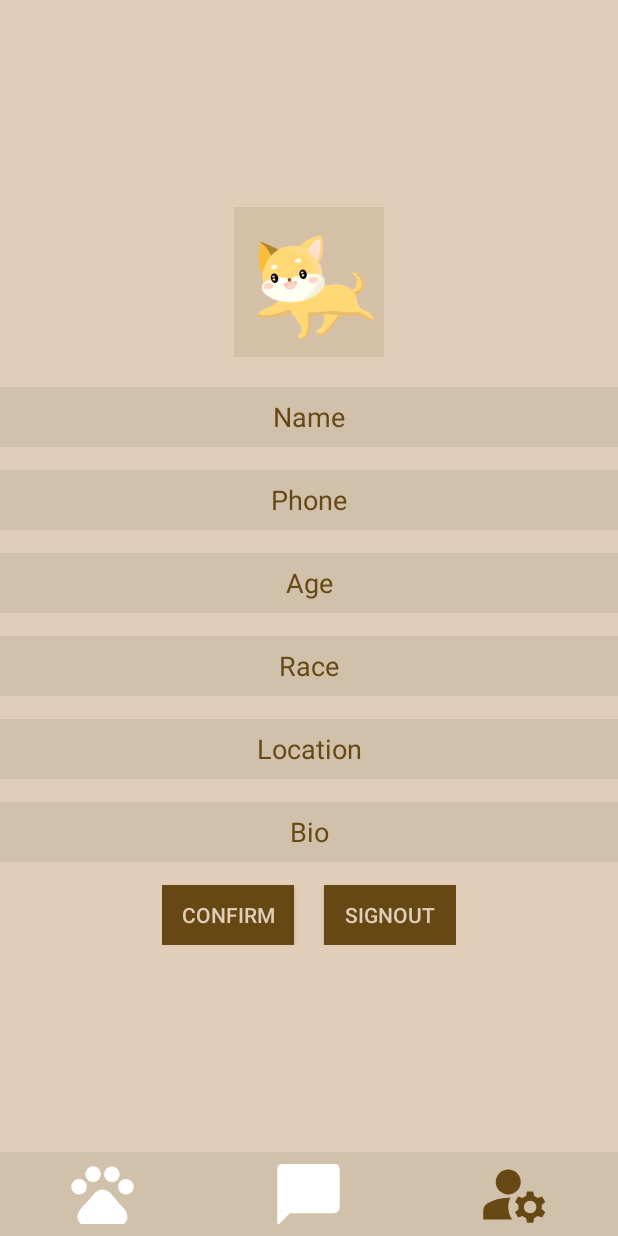
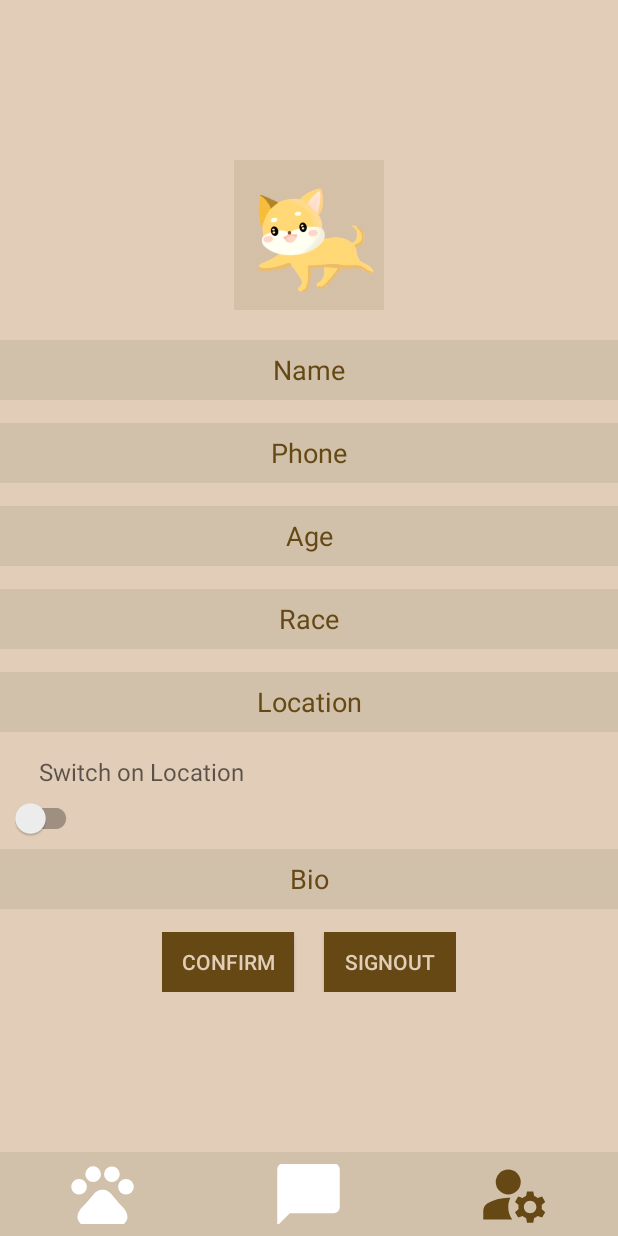
Before and after one commit to 5520-GorupProject/WoofMateDating, an Android app: the SettingsActivity screen opened directly, with no data from a screen before it, on a phone screen of 412 x 824 dp. Run offline under Robolectric (Android 15) with nearby library versions, the phone set to English and light mode, and no system bars; our stand-ins replace Firebase (no records; nobody signed in at launch, a user with empty details on screens opened directly).

Commit message:
activity to try display location

```diff
--- a/app/src/main/java/com/example/woofmatedating/MainActivity.java
+++ b/app/src/main/java/com/example/woofmatedating/MainActivity.java
@@ -354,6 +354,12 @@ public class MainActivity extends AppCompatActivity {
 //        startActivity(intent);
 //
 //    }
+
+        public void Location(View view) {
+        Intent intent = new Intent(MainActivity.this, LocationL.class);
+        startActivity(intent);
+
+    }
 //
 //    public void goToMatches(View view) {
 //        Intent intent = new Intent(MainActivity.this, MatchesActivity.class);
--- a/app/src/main/java/com/example/woofmatedating/SettingsActivity.java
+++ b/app/src/main/java/com/example/woofmatedating/SettingsActivity.java
@@ -13,6 +13,7 @@ import android.view.View;
 import android.widget.Button;
 import android.widget.EditText;
 import android.widget.ImageView;
+import android.widget.TextView;
 
 import androidx.annotation.NonNull;
 import androidx.appcompat.app.AppCompatActivity;
@@ -22,6 +23,7 @@ import com.google.android.gms.tasks.OnFailureListener;
 import com.google.android.gms.tasks.OnSuccessListener;
 import com.google.android.gms.tasks.Task;
 import com.google.android.material.bottomnavigation.BottomNavigationView;
+import com.google.android.material.switchmaterial.SwitchMaterial;
 import com.google.firebase.auth.FirebaseAuth;
 import com.google.firebase.database.DataSnapshot;
 import com.google.firebase.database.DatabaseError;
@@ -53,6 +55,8 @@ public class SettingsActivity extends AppCompatActivity {
     private Uri resultUri;
     BottomNavigationView nav;
 
+    private TextView realLocation;
+    private SwitchMaterial getLocation;
 
     @Override
     protected void onCreate(Bundle savedInstanceState) {
@@ -66,6 +70,9 @@ public class SettingsActivity extends AppCompatActivity {
         mRaceField = (EditText) findViewById(R.id.race);
         mBioField = (EditText) findViewById(R.id.bio);
         mLocationField = (EditText) findViewById(R.id.location);
+
+        realLocation = (TextView) findViewById(R.id.cityLocation);
+        getLocation = findViewById(R.id.GetLocation);
 
 
         mProfileImage = (ImageView) findViewById(R.id.profileImage);
@@ -101,28 +108,7 @@ public class SettingsActivity extends AppCompatActivity {
                 return false;
             }
         });
-        /*final ActivityResultLauncher<Intent> resultLauncher = registerForActivityResult(
-                new ActivityResultContracts.StartActivityForResult(),
-                new ActivityResultCallback<Instrumentation.ActivityResult>() {
-                    @Override
-                    public void onActivityResult(Instrumentation.ActivityResult result) {
-                        if (result.getResultCode() == Activity.RESULT_OK) {
-                            Intent data = result.getResultData();
-                            // Handle the result data here
-                        }
-                    }
-                }
-        );*/
 
-        /*final ActivityResultLauncher<Intent> resultLauncher = registerForActivityResult(
-                new ActivityResultContracts.StartActivityForResult(),
-                result -> {
-                    if (result.getResultCode() == Activity.RESULT_OK) {
-                        Intent data = result.getData();
-                        // Handle the result data here
-                    }
-                }
-        );*/
 
         mProfileImage.setOnClickListener(new View.OnClickListener() {
             @Override
@@ -314,4 +300,7 @@ public class SettingsActivity extends AppCompatActivity {
         finish();
     }
 
+
+
+
 }
--- a/app/src/main/res/layout/activity_settings.xml
+++ b/app/src/main/res/layout/activity_settings.xml
@@ -98,6 +98,27 @@
             android:textColor="#654814"
             android:textColorHint="#654814" />
 
+        <TextView
+            android:id="@+id/cityLocation"
+            android:layout_width="wrap_content"
+            android:layout_height="wrap_content"
+            android:focusableInTouchMode="true"
+            android:ellipsize="marquee"
+            android:hint="Switch on Location"
+            android:marqueeRepeatLimit="marquee_forever"
+            android:paddingStart="26dp"
+            android:scrollHorizontally="true"
+            android:textSize="16dp"/>
+
+        <com.google.android.material.switchmaterial.SwitchMaterial
+            android:id="@+id/GetLocation"
+            android:layout_width="wrap_content"
+            android:layout_height="wrap_content"
+            android:layout_marginStart="6.5dp"
+            android:layout_marginTop="6.5dp"
+            android:layout_marginEnd="6.5dp"
+            android:layout_marginBottom="6.5dp" />
+
         <EditText
             android:id="@+id/bio"
             android:layout_width="match_parent"
```
Also changed, not shown: app/src/main/AndroidManifest.xml (+7 -3 lines), app/src/main/java/com/example/woofmatedating/LocationL.java (added, +98 -0 lines), app/src/main/res/layout/activity_location_l.xml (added, +57 -0 lines), app/src/main/res/layout/activity_main.xml (+7 -7 lines).
